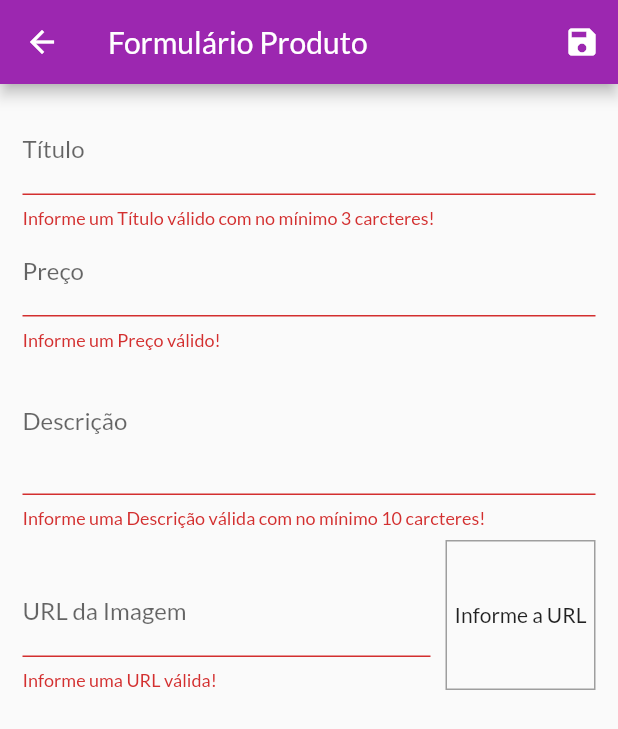
After one commit to Gastongouveia/my_Shop, a Flutter app: the ProductFormScreen screen opened by its route, after a tap on the "save" icon, on a phone screen of 412 x 824 dp. The commit adds this screen. Shown: the top 729 px of the screen. Run offline on Flutter 3.47's test engine with Material 2 defaults, Android fonts, the phone set to English and light mode, and no system bars; network calls fail.

Commit message:
feat: adicionado formulário de produtos

```diff
--- a/lib/main.dart
+++ b/lib/main.dart
@@ -6,6 +6,9 @@ import './views/products_overview_screen.dart';
 import './views/cart_screen.dart';
 import './views/orders_screen.dart';
 import './views/product_detail_screen.dart';
+import './views/products_screen.dart';
+import './views/product_form_screen.dart';
+
 
 import './providers/products.dart';
 import './providers/orders.dart';
@@ -42,6 +45,8 @@ class MyApp extends StatelessWidget {
           AppRoutes.PRODUCT_DETAIL: (ctx) => ProductDetailScreen(),
           AppRoutes.CART: (ctx) => CartScreen(),
           AppRoutes.ORDERS: (ctx) => OrdersScreen(),
+          AppRoutes.PRODUCTS: (ctx) => ProductScreen(),
+          AppRoutes.PRODUCT_FORM: (ctx) => ProductFormScreen(),
         },
       ),
     );
--- a/lib/providers/product.dart
+++ b/lib/providers/product.dart
@@ -1,7 +1,7 @@
 import 'package:flutter/foundation.dart';
 
 class Product with ChangeNotifier {
-  final String id;
+  final String? id;
   final String title;
   final String description;
   final double price;
@@ -9,7 +9,7 @@ class Product with ChangeNotifier {
   bool isFavorite;
 
   Product({
-    required this.id,
+    this.id,
     required this.title,
     required this.description,
     required this.price,
--- a/lib/utils/app_routes.dart
+++ b/lib/utils/app_routes.dart
@@ -3,4 +3,6 @@ class AppRoutes {
   static const PRODUCT_DETAIL = '/product-detail';
   static const CART = '/cart';
   static const ORDERS = '/orders';
+  static const PRODUCTS = '/products';
+  static const PRODUCT_FORM = '/product-form';
 }
--- a/lib/views/cart_screen.dart
+++ b/lib/views/cart_screen.dart
@@ -32,7 +32,7 @@ class CartScreen extends StatelessWidget {
                     SizedBox(width: 10),
                     Chip(
                       label: Text(
-                        'R\$${cart.totalAmount}',
+                        'R\$${cart.totalAmount.toStringAsFixed(2)}',
                         style: TextStyle(
                           color: Theme.of(context)
                               .primaryTextTheme
--- /dev/null
+++ b/lib/views/product_form_screen.dart
@@ -0,0 +1,203 @@
+import 'package:flutter/material.dart';
+import 'package:flutter/services.dart';
+import 'package:provider/provider.dart';
+
+import '../providers/product.dart';
+import '../providers/products.dart';
+
+class ProductFormScreen extends StatefulWidget {
+  @override
+  _ProductFormScreenState createState() => _ProductFormScreenState();
+}
+
+class _ProductFormScreenState extends State<ProductFormScreen> {
+  final _priceFocusNode = FocusNode();
+  final _descriptionFocusNode = FocusNode();
+  final _imageUrlFocusNode = FocusNode();
+  final _imageUrlController = TextEditingController();
+  final _form = GlobalKey<FormState>();
+  final _formData = Map<String, Object>();
+
+  @override
+  void initState() {
+    super.initState();
+    _imageUrlFocusNode.addListener(_updateImage);
+  }
+
+  void _updateImage() {
+    if (isValidImageUrl(_imageUrlController.text)) {
+      setState(() {});
+    }
+  }
+
+  bool isValidImageUrl(String url) {
+    bool startWithHttp = url.toLowerCase().startsWith('http://');
+    bool startWithHttps = url.toLowerCase().startsWith('https://');
+    bool endsWithPng = url.toLowerCase().endsWith('.png');
+    bool endsWithJpg = url.toLowerCase().endsWith('.jpg');
+    bool endsWithJpeg = url.toLowerCase().endsWith('.jpeg');
+    return (startWithHttp || startWithHttps) &&
+        (endsWithJpeg || endsWithJpg || endsWithPng);
+  }
+
+  void dispose() {
+    super.dispose();
+    _priceFocusNode.dispose();
+    _descriptionFocusNode.dispose();
+    _imageUrlFocusNode.removeListener(_updateImage);
+    _imageUrlFocusNode.dispose();
+  }
+
+  void _saveForm() {
+    var isValid = _form.currentState!.validate();
+
+    if (!isValid) {
+      return;
+    }
+
+    _form.currentState!.save();
+
+    final newProduct = Product(
+      title: _formData['title'] as String,
+      description: _formData['description'] as String,
+      price: _formData['price'] as double,
+      imageUrl: _formData['imageUrl'] as String,
+    );
+
+    Provider.of<Products>(context, listen: false).addProduct(newProduct);
+    Navigator.of(context).pop();
+  }
+
+  Widget build(BuildContext context) {
+    return Scaffold(
+      appBar: AppBar(
+        title: Text('Formulário Produto'),
+        actions: [
+          IconButton(
+            onPressed: () {
+              _saveForm();
+            },
+            icon: Icon(Icons.save),
+          )
+        ],
+      ),
+      body: Padding(
+        padding: const EdgeInsets.all(15.0),
+        child: Form(
+          key: _form,
+          child: ListView(
+            children: [
+              TextFormField(
+                decoration: InputDecoration(labelText: 'Título'),
+                textInputAction: TextInputAction.next,
+                onFieldSubmitted: (_) {
+                  FocusScope.of(context).requestFocus(_priceFocusNode);
+                },
+                onSaved: (value) => _formData['title'] = value!,
+                validator: (value) {
+                  bool isEmpty = value!.trim().isEmpty;
+                  bool isInvalid = value.trim().length < 3;
+
+                  if (isEmpty || isInvalid) {
+                    return 'Informe um Título válido com no mínimo 3 carcteres!';
+                  }
+
+                  return null;
+                },
+              ),
+              TextFormField(
+                decoration: InputDecoration(labelText: 'Preço'),
+                textInputAction: TextInputAction.next,
+                focusNode: _priceFocusNode,
+                keyboardType: TextInputType.numberWithOptions(
+                  decimal: true,
+                ),
+                onFieldSubmitted: (_) {
+                  FocusScope.of(context).requestFocus(_descriptionFocusNode);
+                },
+                onSaved: (value) => _formData['price'] = double.parse(value!),
+                validator: (value) {
+                  bool isEmpty = value!.trim().isEmpty;
+                  var newPrice = double.tryParse(value);
+                  bool isInvalid = newPrice == null || newPrice <= 0;
+
+                  if (isEmpty || isInvalid) {
+                    return 'Informe um Preço válido!';
+                  }
+                },
+              ),
+              TextFormField(
+                decoration: InputDecoration(labelText: 'Descrição'),
+                maxLines: 3,
+                focusNode: _descriptionFocusNode,
+                keyboardType: TextInputType.multiline,
+                onSaved: (value) => _formData['description'] = value!,
+                validator: (value) {
+                  bool isEmpty = value!.trim().isEmpty;
+                  bool isInvalid = value.trim().length < 10;
+
+                  if (isEmpty || isInvalid) {
+                    return 'Informe uma Descrição válida com no mínimo 10 carcteres!';
+                  }
+
+                  return null;
+                },
+              ),
+              Row(
+                crossAxisAlignment: CrossAxisAlignment.end,
+                children: [
+                  Expanded(
+                    child: TextFormField(
+                      decoration: InputDecoration(labelText: 'URL da Imagem'),
+                      keyboardType: TextInputType.url,
+                      textInputAction: TextInputAction.done,
+                      focusNode: _imageUrlFocusNode,
+                      controller: _imageUrlController,
+                      onFieldSubmitted: (_) {
+                        _saveForm();
+                      },
+                      onSaved: (value) => _formData['imageUrl'] = value!,
+                      validator: (value) {
+                        bool isEmpty = value!.trim().isEmpty;
+                        bool isInvalid = !isValidImageUrl(value);
+
+                        if (isEmpty || isInvalid) {
+                          return 'Informe uma URL válida!';
+                        }
+
+                        return null;
+                      },
+                    ),
+                  ),
+                  Container(
+                    height: 100,
+                    width: 100,
+                    margin: EdgeInsets.only(
+                      top: 8,
+                      left: 10,
+                    ),
+                    decoration: BoxDecoration(
+                      border: Border.all(
+                        color: Colors.grey,
+                        width: 1,
+                      ),
+                    ),
+                    alignment: Alignment.center,
+                    child: _imageUrlController.text.isEmpty
+                        ? Text('Informe a URL')
+                        : FittedBox(
+                            child: Image.network(
+                              _imageUrlController.text,
+                              fit: BoxFit.cover,
+                            ),
+                          ),
+                  )
+                ],
+              )
+            ],
+          ),
+        ),
+      ),
+    );
+  }
+}
--- a/lib/widgets/product_grid.dart
+++ b/lib/widgets/product_grid.dart
@@ -1,7 +1,7 @@
 import 'package:flutter/material.dart';
 import 'package:provider/provider.dart';
 
-import '../widgets/product_item.dart';
+import 'product_grid_item.dart';
 import '../providers/products.dart';
 
 class ProductGrid extends StatelessWidget {
@@ -25,7 +25,7 @@ class ProductGrid extends StatelessWidget {
       ),
       itemBuilder: (ctx, i) => ChangeNotifierProvider.value(
         value: products[i],
-        child: ProductItem(),
+        child: ProductGridItem(),
         ),
     );
   }
```
Also changed, not shown: lib/providers/cart.dart (+27 -4 lines), lib/providers/products.dart (+14 -2 lines), lib/views/products_screen.dart (added, +44 -0 lines), lib/widgets/app_drawer.dart (+11 -1 lines), lib/widgets/cart_item_widget.dart (+23 -0 lines), lib/widgets/product_grid_item.dart (added, +67 -0 lines), lib/widgets/product_item.dart (+24 -43 lines).
